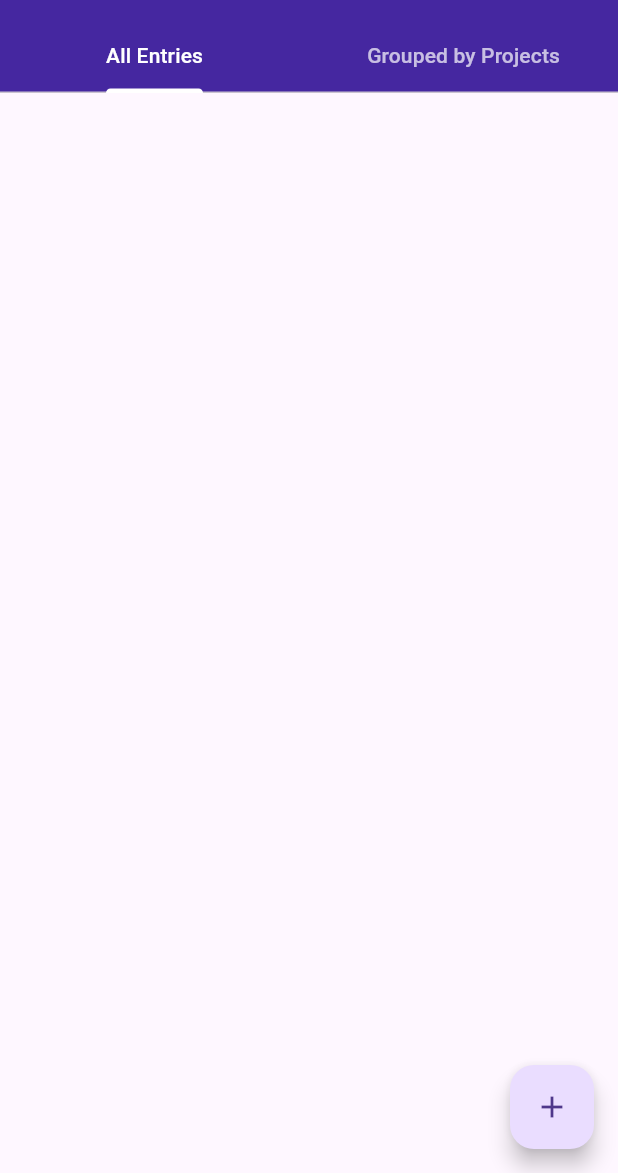
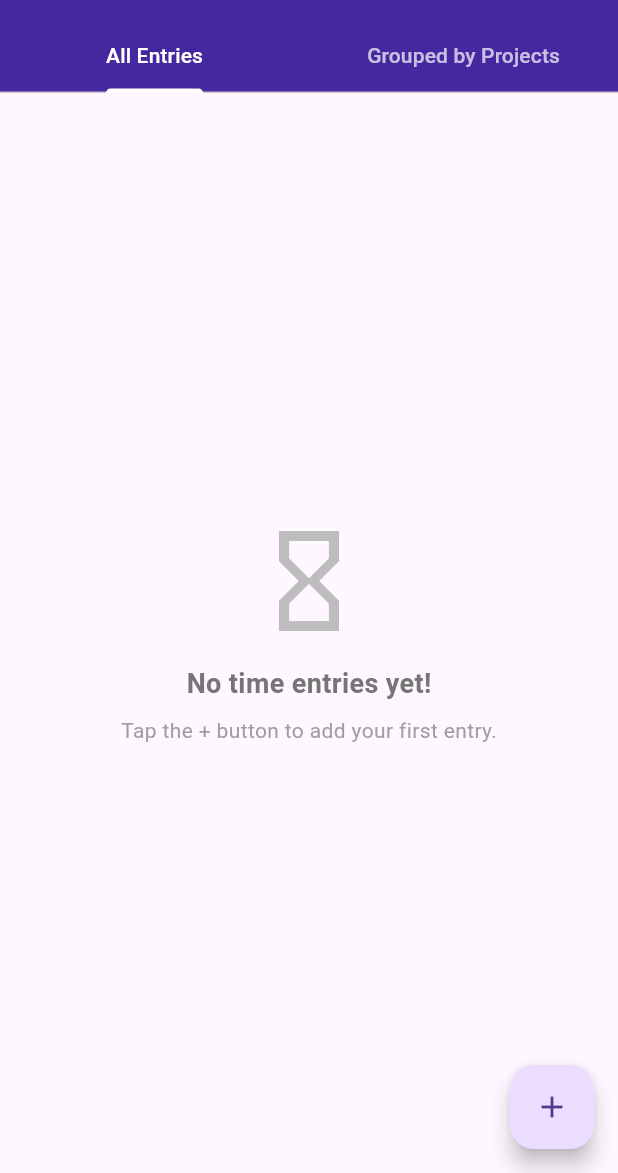
Before and after one commit to michal513717/Simple-Flutter-App, a Flutter app: the screen it shows after launch, on a phone screen of 412 x 824 dp, the part 63-1236 px from its top. Run offline on Flutter 3.47's test engine with Material 3 defaults, Android fonts, the light colour scheme and no system bars; our stand-ins replace localstorage.

Commit message:
Added background and updated paths

```diff
--- a/lib/providers/project_provider.dart
+++ b/lib/providers/project_provider.dart
@@ -1,6 +1,6 @@
 import 'package:localstorage/localstorage.dart';
 import 'package:flutter/material.dart';
-import '../models/project.model.dart';
+import 'package:sfa/models/project.model.dart';
 import 'dart:convert';
 
 class ProjectProvider with ChangeNotifier {
--- a/lib/providers/time_entry_provider.dart
+++ b/lib/providers/time_entry_provider.dart
@@ -1,6 +1,6 @@
 import 'package:localstorage/localstorage.dart';
 import 'package:flutter/material.dart';
-import '../models/time_entry.model.dart';
+import 'package:sfa/models/time_entry.model.dart';
 import 'dart:convert';
 
 class TimeEntryProvider with ChangeNotifier {
--- a/lib/screens/home_screen.dart
+++ b/lib/screens/home_screen.dart
@@ -6,6 +6,7 @@ import 'package:sfa/providers/time_entry_provider.dart';
 import 'package:sfa/screens/add_time_entry_screen.dart';
 import 'package:sfa/navigations/drawer_navigation.dart';
 import 'package:intl/intl.dart';
+import 'package:collection/collection.dart';
 
 class HomeScreen extends StatefulWidget {
   const HomeScreen({super.key});
@@ -40,23 +41,29 @@ class _HomeScreenState extends State<HomeScreen> with TickerProviderStateMixin {
           foregroundColor: Colors.white,
           title: const Text('Time Tracking'),
           bottom: TabBar(
+            controller: _tabController,
             indicatorColor: Colors.white,
             labelColor: Colors.white,
             unselectedLabelColor: Colors.white70,
-            tabs: [Tab(text: "All Entries"), Tab(text: "Grouped by Projects")],
+            tabs: [
+              Tab(text: "All Entries"),
+              Tab(text: "Grouped by Projects"),
+            ],
           ),
         ),
         drawer: const DrawerNavigation(),
         body: TabBarView(
           controller: _tabController,
-          children: [buildByAllEntries(context)],
+          children: [
+            buildByAllEntries(context),
+            buildByGroupedByProjects(context),
+          ],
         ),
         floatingActionButton: FloatingActionButton(
-          onPressed:
-              () => Navigator.push(
-                context,
-                MaterialPageRoute(builder: (context) => AddTimeEntryScreen()),
-              ),
+          onPressed: () => Navigator.push(
+            context,
+            MaterialPageRoute(builder: (context) => AddTimeEntryScreen()),
+          ),
           tooltip: 'Add Time Entry',
           child: Icon(Icons.add),
         ),
@@ -67,6 +74,27 @@ class _HomeScreenState extends State<HomeScreen> with TickerProviderStateMixin {
   Widget buildByAllEntries(BuildContext context) {
     return Consumer<TimeEntryProvider>(
       builder: (context, provider, child) {
+        if (provider.timeEntries.isEmpty) {
+          return Center(
+            child: Column(
+              mainAxisAlignment: MainAxisAlignment.center,
+              children: [
+                Icon(Icons.hourglass_empty, size: 80, color: Colors.grey[400]),
+                SizedBox(height: 16),
+                Text(
+                  "No time entries yet!",
+                  style: TextStyle(fontSize: 18, fontWeight: FontWeight.bold, color: Colors.grey[600]),
+                ),
+                SizedBox(height: 8),
+                Text(
+                  "Tap the + button to add your first entry.",
+                  style: TextStyle(fontSize: 14, color: Colors.grey[500]),
+                ),
+              ],
+            ),
+          );
+        }
+
         return ListView.builder(
           itemCount: provider.timeEntries.length,
           itemBuilder: (context, index) {
@@ -74,7 +102,7 @@ class _HomeScreenState extends State<HomeScreen> with TickerProviderStateMixin {
             return Dismissible(
               key: Key(entry.id),
               direction: DismissDirection.endToStart,
-              onDismissed: (direction) => {provider.removeTimeEntry(entry.id)},
+              onDismissed: (direction) => provider.removeTimeEntry(entry.id),
               background: Container(
                 color: Colors.red,
                 padding: EdgeInsets.symmetric(horizontal: 20),
@@ -92,7 +120,6 @@ class _HomeScreenState extends State<HomeScreen> with TickerProviderStateMixin {
                   child: Row(
                     crossAxisAlignment: CrossAxisAlignment.start,
                     children: [
-                      // Teksty w kolumnie
                       Expanded(
                         child: Column(
                           crossAxisAlignment: CrossAxisAlignment.start,
@@ -108,31 +135,22 @@ class _HomeScreenState extends State<HomeScreen> with TickerProviderStateMixin {
                             SizedBox(height: 4),
                             Text(
                               "Total Time: ${entry.totalTime} hours",
-                              style: TextStyle(
-                                fontSize: 14,
-                                color: Colors.black87,
-                              ),
+                              style: TextStyle(fontSize: 14, color: Colors.black87),
                             ),
                             Text(
                               "Date: ${DateFormat('MMM dd, yyyy').format(entry.date)}",
-                              style: TextStyle(
-                                fontSize: 14,
-                                color: Colors.black87,
-                              ),
+                              style: TextStyle(fontSize: 14, color: Colors.black87),
                             ),
                             Text(
                               "Note: ${entry.notes}",
-                              style: TextStyle(
-                                fontSize: 14,
-                                color: Colors.black87,
-                              ),
+                              style: TextStyle(fontSize: 14, color: Colors.black87),
                             ),
                           ],
                         ),
                       ),
                       IconButton(
                         icon: Icon(Icons.delete, color: Colors.red),
-                        onPressed: () => {},
+                        onPressed: () => provider.removeTimeEntry(entry.id),
                       ),
                     ],
                   ),
@@ -140,6 +158,56 @@ class _HomeScreenState extends State<HomeScreen> with TickerProviderStateMixin {
               ),
             );
           },
+        );
+      },
+    );
+  }
+
+  Widget buildByGroupedByProjects(BuildContext context) {
+    return Consumer<TimeEntryProvider>(
+      builder: (context, provider, child) {
+        if (provider.timeEntries.isEmpty) {
+          return Center(
+            child: Text(
+              "No time entries available.",
+              style: TextStyle(fontSize: 18, color: Colors.grey[600]),
+            ),
+          );
+        }
+
+        var groupedEntries = groupBy(provider.timeEntries, (entry) => entry.projectId);
+
+        return ListView(
+          padding: EdgeInsets.all(12),
+          children: groupedEntries.entries.map((entry) {
+            return Card(
+              elevation: 2,
+              shape: RoundedRectangleBorder(borderRadius: BorderRadius.circular(12)),
+              margin: EdgeInsets.symmetric(vertical: 8),
+              child: Padding(
+                padding: EdgeInsets.all(12),
+                child: Column(
+                  crossAxisAlignment: CrossAxisAlignment.start,
+                  children: [
+                    Text(
+                      getProjectNameById(context, entry.key),
+                      style: TextStyle(fontSize: 18, fontWeight: FontWeight.bold, color: Colors.teal[700]),
+                    ),
+                    SizedBox(height: 8),
+                    ...entry.value.map((task) {
+                      return Padding(
+                        padding: EdgeInsets.only(bottom: 4),
+                        child: Text(
+                          "- ${task.taskId}: ${task.totalTime} hours (${DateFormat('MMM dd, yyyy').format(task.date)})",
+                          style: TextStyle(fontSize: 14, color: Colors.black87),
+                        ),
+                      );
+                    }).toList(),
+                  ],
+                ),
+              ),
+            );
+          }).toList(),
         );
       },
     );
```
